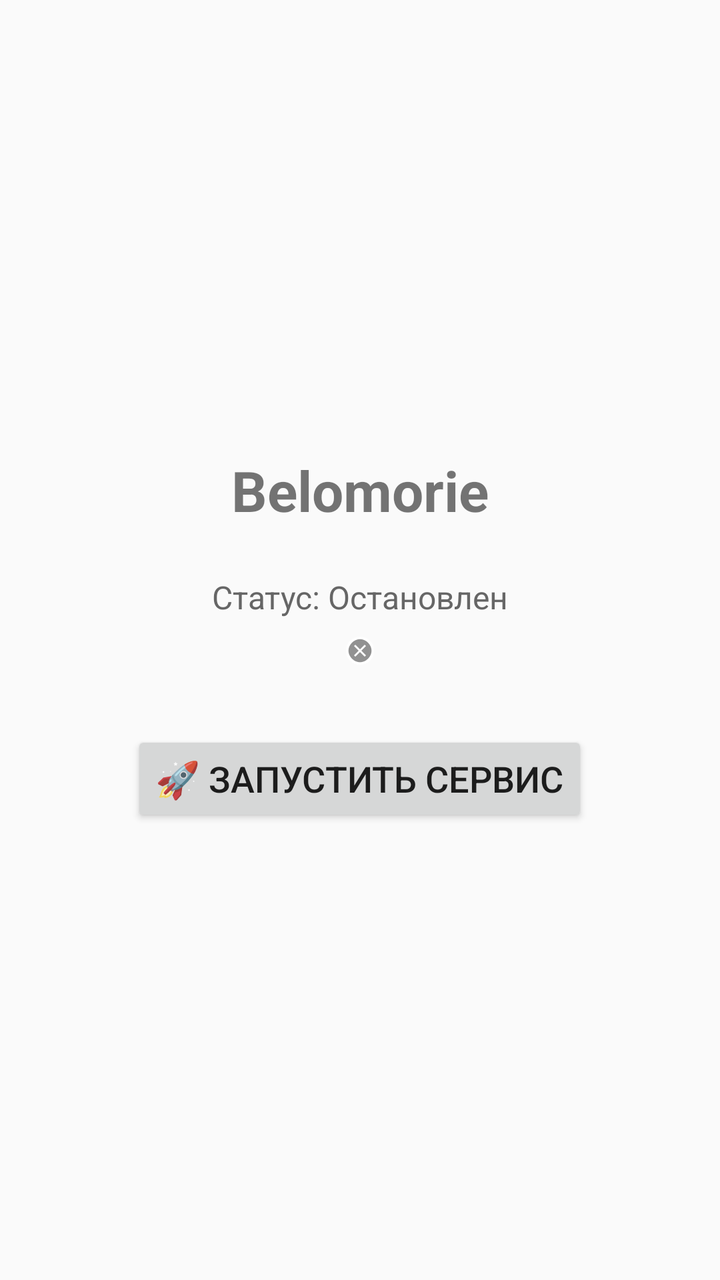
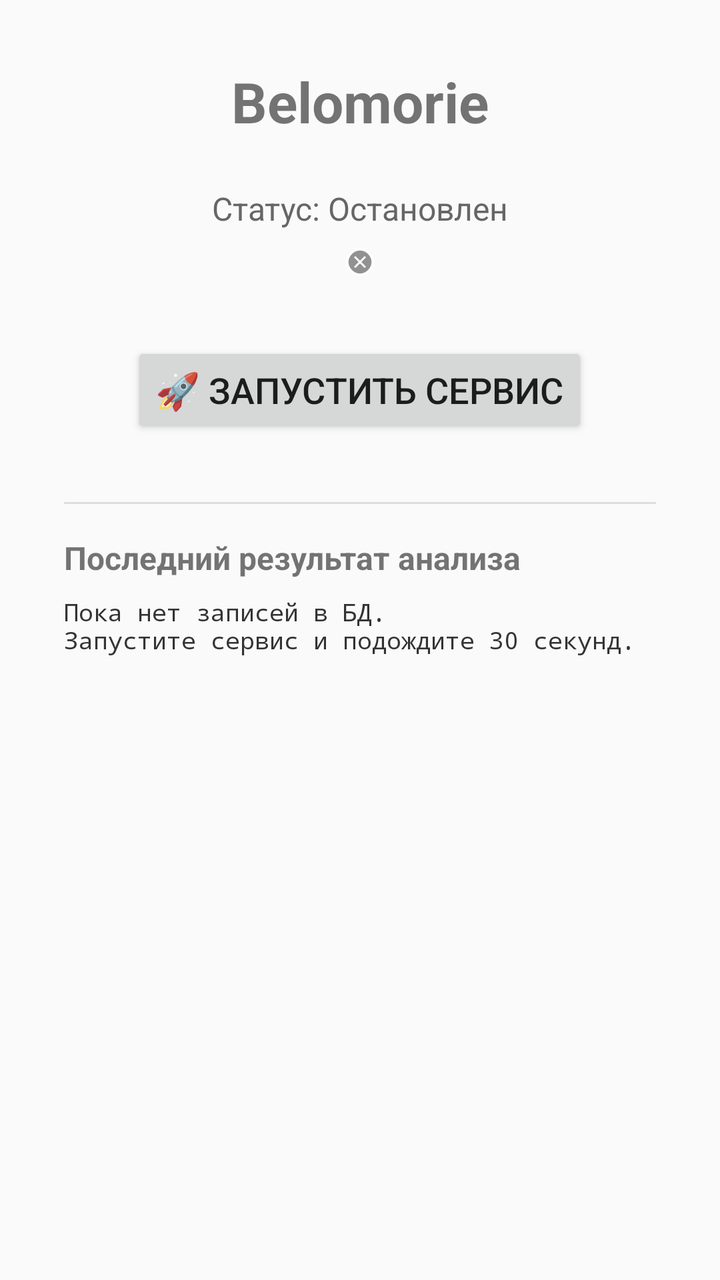

Compare the two renders of this Android layout. The source of the first and the diff that turns it into the second are given below.
<!-- AndroidManifest.xml: activity theme Theme.Belomorie -->
<!-- res/layout/activity_main.xml -->
<?xml version="1.0" encoding="utf-8"?>
<LinearLayout xmlns:android="http://schemas.android.com/apk/res/android"
    android:layout_width="match_parent"
    android:layout_height="match_parent"
    android:gravity="center"
    android:orientation="vertical"
    android:padding="32dp">

    <TextView
        android:layout_width="wrap_content"
        android:layout_height="wrap_content"
        android:text="Belomorie"
        android:textSize="28sp"
        android:textStyle="bold" />

    <TextView
        android:id="@+id/statusText"
        android:layout_width="wrap_content"
        android:layout_height="wrap_content"
        android:layout_marginTop="24dp"
        android:text="Статус: Остановлен"
        android:textSize="16sp"
        android:textColor="#666666" />

    <View
        android:id="@+id/statusIndicator"
        android:layout_width="16dp"
        android:layout_height="16dp"
        android:layout_marginTop="8dp"
        android:background="@android:drawable/presence_offline" />

    <Button
        android:id="@+id/serviceButton"
        android:layout_width="wrap_content"
        android:layout_height="wrap_content"
        android:layout_marginTop="32dp"
        android:text="🚀 ЗАПУСТИТЬ СЕРВИС"
        android:textSize="18sp" />

</LinearLayout>
<!-- resources referenced by this layout -->
<resources>
  <style name="Theme.Belomorie" parent="Theme.AppCompat.Light.DarkActionBar" />
</resources>

<!-- the commit's change to res/layout/activity_main.xml (unified diff, before → after) -->
@@ -1,40 +1,73 @@
 <?xml version="1.0" encoding="utf-8"?>
-<LinearLayout xmlns:android="http://schemas.android.com/apk/res/android"
+<ScrollView xmlns:android="http://schemas.android.com/apk/res/android"
     android:layout_width="match_parent"
-    android:layout_height="match_parent"
-    android:gravity="center"
-    android:orientation="vertical"
-    android:padding="32dp">
+    android:layout_height="match_parent">
 
-    <TextView
-        android:layout_width="wrap_content"
+    <LinearLayout
+        android:layout_width="match_parent"
         android:layout_height="wrap_content"
-        android:text="Belomorie"
-        android:textSize="28sp"
-        android:textStyle="bold" />
+        android:gravity="center_horizontal"
+        android:orientation="vertical"
+        android:padding="32dp">
 
-    <TextView
-        android:id="@+id/statusText"
-        android:layout_width="wrap_content"
-        android:layout_height="wrap_content"
-        android:layout_marginTop="24dp"
-        android:text="Статус: Остановлен"
-        android:textSize="16sp"
-        android:textColor="#666666" />
+        <TextView
+            android:layout_width="wrap_content"
+            android:layout_height="wrap_content"
+            android:text="Belomorie"
+            android:textSize="28sp"
+            android:textStyle="bold" />
 
-    <View
-        android:id="@+id/statusIndicator"
-        android:layout_width="16dp"
-        android:layout_height="16dp"
-        android:layout_marginTop="8dp"
-        android:background="@android:drawable/presence_offline" />
+        <TextView
+            android:id="@+id/statusText"
+            android:layout_width="wrap_content"
+            android:layout_height="wrap_content"
+            android:layout_marginTop="24dp"
+            android:text="Статус: Остановлен"
+            android:textSize="16sp"
+            android:textColor="#666666" />
 
-    <Button
-        android:id="@+id/serviceButton"
-        android:layout_width="wrap_content"
-        android:layout_height="wrap_content"
-        android:layout_marginTop="32dp"
-        android:text="🚀 ЗАПУСТИТЬ СЕРВИС"
-        android:textSize="18sp" />
+        <View
+            android:id="@+id/statusIndicator"
+            android:layout_width="16dp"
+            android:layout_height="16dp"
+            android:layout_marginTop="8dp"
+            android:background="@android:drawable/presence_offline" />
 
-</LinearLayout>
+        <Button
+            android:id="@+id/serviceButton"
+            android:layout_width="wrap_content"
+            android:layout_height="wrap_content"
+            android:layout_marginTop="32dp"
+            android:text="🚀 ЗАПУСТИТЬ СЕРВИС"
+            android:textSize="18sp" />
+
+        
+        <View
+            android:layout_width="match_parent"
+            android:layout_height="1dp"
+            android:layout_marginTop="32dp"
+            android:background="#DDDDDD" />
+
+        <TextView
+            android:id="@+id/resultsTitle"
+            android:layout_width="match_parent"
+            android:layout_height="wrap_content"
+            android:layout_marginTop="16dp"
+            android:text="Последний результат анализа"
+            android:textSize="16sp"
+            android:textStyle="bold" />
+
+        <TextView
+            android:id="@+id/resultsText"
+            android:layout_width="match_parent"
+            android:layout_height="wrap_content"
+            android:layout_marginTop="8dp"
+            android:text="Пока нет записей в БД.\nЗапустите сервис и подождите 30 секунд."
+            android:textSize="12sp"
+            android:textColor="#333333"
+            android:fontFamily="monospace"
+            android:textIsSelectable="true" />
+
+    </LinearLayout>
+
+</ScrollView>
